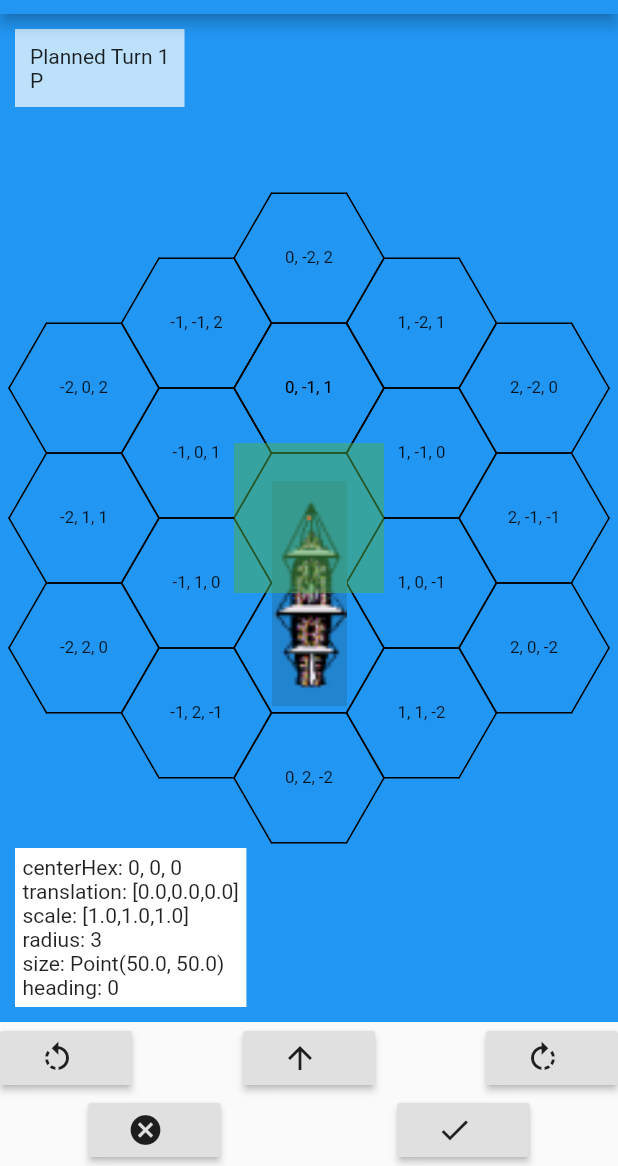
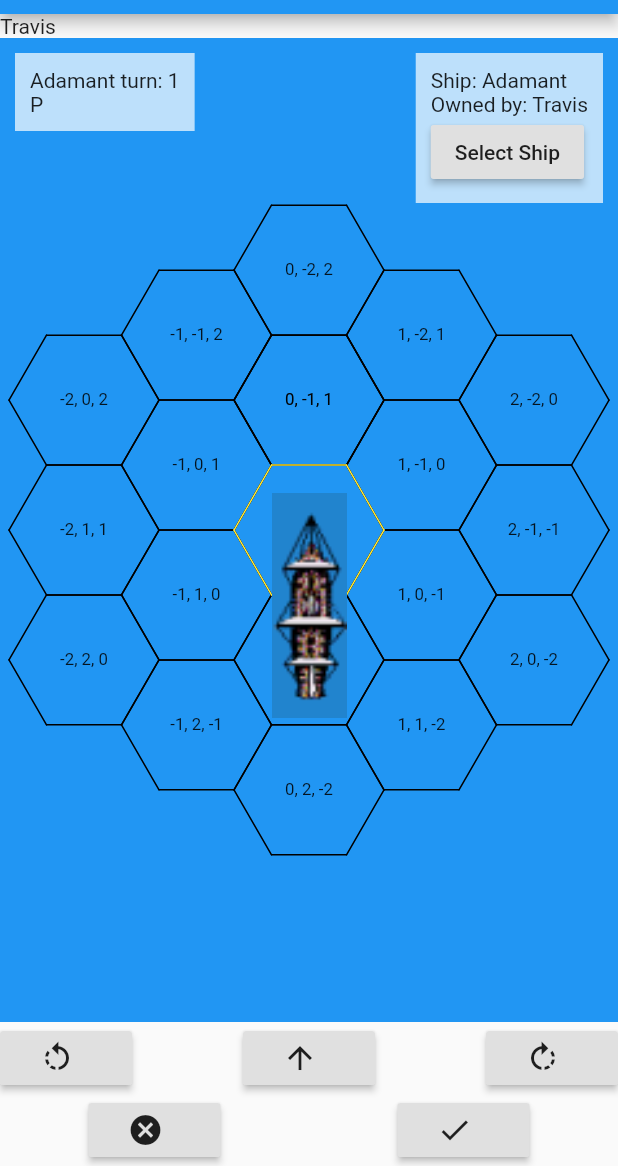
Before and after one commit to thetrav/boats, a Flutter app: the screen it shows after launch, after a tap on the "rotate left" icon, on a phone screen of 412 x 824 dp, the part 70-1236 px from its top. Run offline on Flutter 3.47's test engine with Material 2 defaults, Android fonts, the phone set to English and light mode, and no system bars; our stand-ins replace after_layout; missing offline and left inert: matrix_gesture_detector.

Commit message:
multiple ships per player, use center of camera for selection, allow switching control between ships and plotting the turn for each ship owned by the current player

```diff
--- a/lib/components/constrained_gesture_panel.dart
+++ b/lib/components/constrained_gesture_panel.dart
@@ -27,7 +27,7 @@ double _minMax(num _min, num _max, num actual) {
   return min(_max.toDouble(), max(_min.toDouble(), actual.toDouble()));
 }
 
-Map<int, VFn> COL_MAP = {
+Map<int, VFn> _colMap = {
   0: (x, y, z, w) {
     x = _minMax(MIN_SCALE, MAX_SCALE, x);
     return vec.Vector4(x, y, z, w);
@@ -40,14 +40,13 @@ Map<int, VFn> COL_MAP = {
     z = _minMax(MIN_SCALE, MAX_SCALE, z);
     return vec.Vector4(x, y, z, w);
   },
-
 };
 
-void noop(Matrix4 m) {}
+void noop(Matrix4 m, Point size) {}
 
 class ConstrainedGesturePanel extends StatefulWidget {
 
-  final Function(Matrix4) onUpdate;
+  final Function(Matrix4, Point) onUpdate;
   final Widget Function(BuildContext, Matrix4, double, double) builder;
 
   ConstrainedGesturePanel({
@@ -93,9 +92,9 @@ class _ConstrainedGesturePanelState
   Matrix4 constrain(Matrix4 m) {
     Matrix4 finalM = Matrix4.copy(m);
 
-    for (var col in COL_MAP.keys) {
+    for (var col in _colMap.keys) {
       var oldCol = m.getColumn(col);
-      var colD = COL_MAP[col];
+      var colD = _colMap[col];
       if (colD != null) {
         finalM.setColumn(col, colD(oldCol.x, oldCol.y, oldCol.z, oldCol.w));
       }
@@ -116,7 +115,7 @@ class _ConstrainedGesturePanelState
           setState(() {
             matrix = finalM;
           });
-          widget.onUpdate(finalM);
+          widget.onUpdate(finalM, Point(containerWidth, containerHeight));
         },
         child: Container(
           color: Colors.blue,
--- a/lib/game/game.dart
+++ b/lib/game/game.dart
@@ -6,13 +6,17 @@ import 'turn.dart';
 class Game {
   int turnCount = 1;
 
+  Player player;
   List<Player> players;
   List<Ship> ships;
 
   Game({
     this.ships,
-    this.players
+    this.players,
+    this.player
   });
+
+  Turn currentTurn(String shipId) => ships.firstWhere((s)=> s.shipId == shipId).turns.first;
 
   void simulate() {
     turnCount++;
@@ -38,6 +42,4 @@ class Game {
       })
     });
   }
-
-
 }
--- a/lib/hex/base_hex_widget.dart
+++ b/lib/hex/base_hex_widget.dart
@@ -8,19 +8,15 @@ import 'hex_coords.dart';
 
 class BaseHexWidget extends StatelessWidget {
 
-  HexLayout layout;
+  final HexLayout layout;
   final Point size;
-  final int q;
-  final int r;
-  final int s;
+  final Hex hex;
   final Color color;
   final bool drawCoords;
 
   BaseHexWidget({
+    this.hex,
     this.size,
-    this.q,
-    this.r,
-    this.s,
     this.layout,
     this.color = Colors.black,
     this.drawCoords = true
@@ -41,7 +37,9 @@ class BaseHexWidget extends StatelessWidget {
         alignment: Alignment.center,
         width: size.x,
         height: size.y,
-        child: drawCoords ? Text("$q, $r, $s", textScaleFactor: 0.8) : null
+        child: drawCoords ?
+          Text("${hex.q}, ${hex.r}, ${hex.s}", textScaleFactor: 0.8) :
+          null
       )
     );
   }
--- a/lib/hex/scrollable_hex.dart
+++ b/lib/hex/scrollable_hex.dart
@@ -1,7 +1,6 @@
 import 'dart:math';
 
 import 'package:boats/components/entitiy.dart';
-import 'package:boats/components/ship_entity.dart';
 import 'package:flutter/material.dart';
 import 'package:flutter/material.dart' as m;
 import 'package:vector_math/vector_math_64.dart';
@@ -99,32 +98,12 @@ class ScrollableHexGridState extends State<ScrollableHexGrid> {
       );
     }
 
-    Widget hexToWidget(Hex h) => positioned(h,
+    Widget hexToWidget(Hex hex, {Color color = m.Colors.black}) => positioned(hex,
         BaseHexWidget(
-          q: h.q,
-          r: h.r,
-          s: h.s,
+          hex: hex,
           size: size,
-          layout: layout
-        )
-      );
-
-    Widget mark(Point p, Color c, double w, {double h}) => Positioned(
-      top: p.y-(h??w)/2,
-      left: p.x-w/2,
-      child: Container(color: c, width: w, height: h ?? w)
-    );
-    Widget debug(List<String> lines) => Positioned(
-      bottom:10,
-      left:10,
-      child: Container(
-        color: m.Colors.white,
-        child: Padding(
-          padding: EdgeInsets.all(5),
-          child: Column(
-            crossAxisAlignment: CrossAxisAlignment.start,
-            children: lines.map((l) => Text(l)).toList())
-          )
+          layout: layout,
+          color: color
         )
       );
 
@@ -134,34 +113,14 @@ class ScrollableHexGridState extends State<ScrollableHexGrid> {
         h,
         widget.entities[Point<num>(h.q, h.r)].render(context, size)
       ));
-    final heading = (widget.entities.values.first as ShipEntity).heading;
 
     return Stack(
       fit: StackFit.loose,
       children:
         hexes.map(hexToWidget).toList() +
+        [hexToWidget(centerHex, color: m.Colors.yellow)] +
         entities.toList() +
-        [
-          mark(
-            containerMiddle,
-            m.Colors.red,
-            3
-          ),
-          mark(
-            containerMiddle,
-            m.Colors.green.withOpacity(0.5),
-            size.x*2, h: size.y*2
-          ),
-          debug([
-            "centerHex: ${centerHex.q}, ${centerHex.r}, ${centerHex.s}",
-            "translation: $translation",
-            "scale: $scale",
-            "radius: $hexRadius",
-            "size: $size",
-            "heading: ${heading}"
-          ])
-        ]
-      + widget.overlays
+        widget.overlays
     );
   }
 }
--- a/lib/main.dart
+++ b/lib/main.dart
@@ -10,15 +10,41 @@ import 'headings.dart';
 const int HEX_SIZE = 50;
 
 void main() {
+  final List<Player> players = [Player("Travis"), Player("Phil")];
   runApp(Application(Game(
-    players: [Player("Travis")],
+    players: players,
+    player: players.first,
     ships: [
       Ship(
-        playerName: "Travis",
+        playerName: players[0].name,
         shipId: "Adamant",
         shipClass: "Class 1",
         position: Hex(0,0),
         heading: N,
+        turnCount: 01
+      ),
+      Ship(
+        playerName: players[0].name,
+        shipId: "Defiant",
+        shipClass: "Class 2",
+        position: Hex(0,-5),
+        heading: N,
+        turnCount: 01
+      ),
+      Ship(
+        playerName: players[1].name,
+        shipId: "Dauntless",
+        shipClass: "Class 3",
+        position: Hex(3,-13),
+        heading: S,
+        turnCount: 01
+      ),
+      Ship(
+        playerName: players[1].name,
+        shipId: "Providence",
+        shipClass: "Class 4",
+        position: Hex(3,-16),
+        heading: S,
         turnCount: 01
       )
     ]
--- a/lib/views/game_controller.dart
+++ b/lib/views/game_controller.dart
@@ -2,8 +2,12 @@
 
 import 'dart:math';
 
+import 'package:boats/hex/hex_coords.dart';
+import 'package:boats/views/ship_panel.dart';
 import 'package:boats/views/turn_plan_panel.dart';
 import 'package:flutter/material.dart';
+import 'package:flutter/material.dart' as m;
+import 'package:vector_math/vector_math_64.dart';
 
 import '../components/entitiy.dart';
 import '../components/ship_entity.dart';
@@ -25,20 +29,39 @@ class GameController extends StatefulWidget {
 
 class _GameControllerState extends State<GameController> {
   Game game;
+  Ship currentShip;
+  Hex selectedHex;
   int get hexSize => widget.hexSize;
 
   @override
   void initState() {
     super.initState();
+    resetState();
+  }
 
+  //WARNING: only call inside init or setState!
+  void resetState() {
+    selectedHex = Hex(0,0);
     this.game = widget.game;
+    currentShip = game.ships.firstWhere((s)=> s.playerName == game.player.name);
   }
 
   @override
   void didUpdateWidget(GameController oldWidget) {
     super.didUpdateWidget(oldWidget);
     if(widget.game != oldWidget.game) {
-      setState(() => game = widget.game);
+      setState(() => resetState());
+    }
+  }
+
+  void updateSelectedHex( Vector3 translation, Vector3 scale, Point containerSize) {
+    final scaledHexSize = hexSize * scale.x;
+    final size = Point(scaledHexSize, scaledHexSize);
+    final layout = HexLayout.orientFlat(size);
+    final Point zero = Point(-translation.x,-translation.y);
+    final centerHex = Hex.fromPoint(layout, zero);
+    if(centerHex != selectedHex.q) {
+      setState(()=> selectedHex = centerHex);
     }
   }
 
@@ -46,29 +69,76 @@ class _GameControllerState extends State<GameController> {
   Widget build(BuildContext context) {
     final entities = Map<Point, Entity>();
     Point pointFor(Ship ship) => Point(ship.position.q, ship.position.r);
-    game.ships.forEach((s)=> entities[pointFor(s)] = ShipEntity(s));
+    Ship targetShip;
+    game.ships.forEach((s) {
+      entities[pointFor(s)] = ShipEntity(s);
+      if(s.position == selectedHex) {
+        targetShip = s;
+      }
+    });
+
+    final overlays = [
+      Positioned(left: 10, top: 10, child: OverlayPanel(TurnPlanPanel(currentShip.turns.first))
+      ),
+    ];
+    if (targetShip != null) {
+      overlays.add(Positioned(
+        right: 10,
+        top: 10,
+        child: OverlayPanel(ShipPanel(
+          game,
+          targetShip,
+          () => setState(() => currentShip = targetShip)
+        ))
+      ));
+    }
+
 
     return Column(
       children: [
+        Row(children:[
+          Text("${game.player.name}")
+        ]),
         Expanded(
           child: ConstrainedGesturePanel(
             builder: (context, matrix, width, height) => ScrollableHexGrid(
               hexSize: hexSize,
               entities: entities,
-              overlays: [
-                Positioned(
-                  left: 10,
-                  top: 10,
-                  child: TurnPlanPanel(game))
-              ],
+              overlays: overlays,
               xForm: matrix,
               containerWidth: width,
               containerHeight: height
-            )
+            ),
+            onUpdate: (xForm, containerSize) {
+              Vector3 translation = Vector3.zero();
+              Quaternion rotation = Quaternion.identity();
+              Vector3 scale = Vector3.zero();
+
+              xForm.decompose(translation, rotation, scale);
+              updateSelectedHex(translation, scale, containerSize);
+            }
           ),
         ),
-        GameControls(game, (g) => setState(() => game = g))
+        GameControls(
+          game: game,
+          ship: currentShip,
+          updateState: (g) => setState(() => game = g)
+        )
       ]
     );
   }
 }
+
+class OverlayPanel extends StatelessWidget {
+  Widget child;
+  OverlayPanel(this.child);
+
+  @override
+  Widget build(BuildContext context) => Container(
+    color: m.Colors.white70,
+    child: Padding(
+      padding: EdgeInsets.all(10),
+      child: child
+    )
+  );
+}
--- a/lib/views/game_controls.dart
+++ b/lib/views/game_controls.dart
@@ -1,19 +1,30 @@
+import 'package:boats/game/ship.dart';
+import 'package:boats/game/turn.dart';
 
 import '../game/game.dart';
 import 'package:flutter/material.dart';
 
 class GameControls extends StatelessWidget {
   final Game game;
+  final Ship ship;
+  final String currentShipId;
   final Function(Game) updateState;
-  GameControls(this.game, this.updateState);
+  GameControls({
+    this.game,
+    this.ship,
+    this.currentShipId,
+    this.updateState
+  });
+
+  Turn get currentTurn => ship.turns.first;
 
   void planAction(String action) {
-    game.ships.first.turns.first.plan.movement.add(action);
+    currentTurn.plan.movement.add(action);
     updateState(game);
   }
 
   void undoPlan() {
-    final moves = game.ships.first.turns.first.plan.movement;
+    final moves = currentTurn.plan.movement;
     if(moves.isNotEmpty) {
       moves.removeLast();
       updateState(game);
--- /dev/null
+++ b/lib/views/ship_panel.dart
@@ -0,0 +1,27 @@
+
+import 'package:boats/game/game.dart';
+import 'package:boats/game/ship.dart';
+import 'package:flutter/material.dart';
+
+class ShipPanel extends StatelessWidget {
+  final Game game;
+  final Ship ship;
+  final Function select;
+
+  ShipPanel(this.game, this.ship, this.select);
+
+  @override
+  Widget build(BuildContext context) {
+    List<Widget> children = [
+      Text("Ship: ${ship.shipId}"),
+      Text("Owned by: ${ship.playerName}")
+    ];
+    if(ship.playerName == game.player.name) {
+      children.add(RaisedButton(child: Text("Select Ship"), onPressed: select));
+    }
+    return Column(
+      crossAxisAlignment: CrossAxisAlignment.start,
+      children: children
+    );
+  }
+}
--- a/lib/views/turn_plan_panel.dart
+++ b/lib/views/turn_plan_panel.dart
@@ -1,24 +1,22 @@
-import 'package:boats/game/game.dart';
+import 'package:boats/game/turn.dart';
 import 'package:flutter/material.dart';
 
 class TurnPlanPanel extends StatelessWidget {
-  Game game;
-  TurnPlanPanel(this.game);
+  final Turn turn;
+  TurnPlanPanel(this.turn);
+
+  Widget text(String s) => Text(s);
 
   @override
-  Widget build(BuildContext context) => Container(
-    color: Colors.white70,
-    child: Padding(
-      padding: EdgeInsets.all(10),
-      child: Column(
-        crossAxisAlignment: CrossAxisAlignment.start,
-        children:
-        [Text("Planned Turn ${game.turnCount}")] +
-          game.ships.first.turns.first.plan.movement.map(
-              (s)=> Text(s)
-          ).toList()
-      )
-    )
+  Widget build(BuildContext context) => Column(
+    crossAxisAlignment: CrossAxisAlignment.start,
+    children:
+    [
+      "${turn.shipId} turn: ${turn.turnNumber}"
+    ].map(text).toList() +
+      turn.plan.movement.map(
+          (s)=> Text(s)
+      ).toList()
   );
 
 }
```
